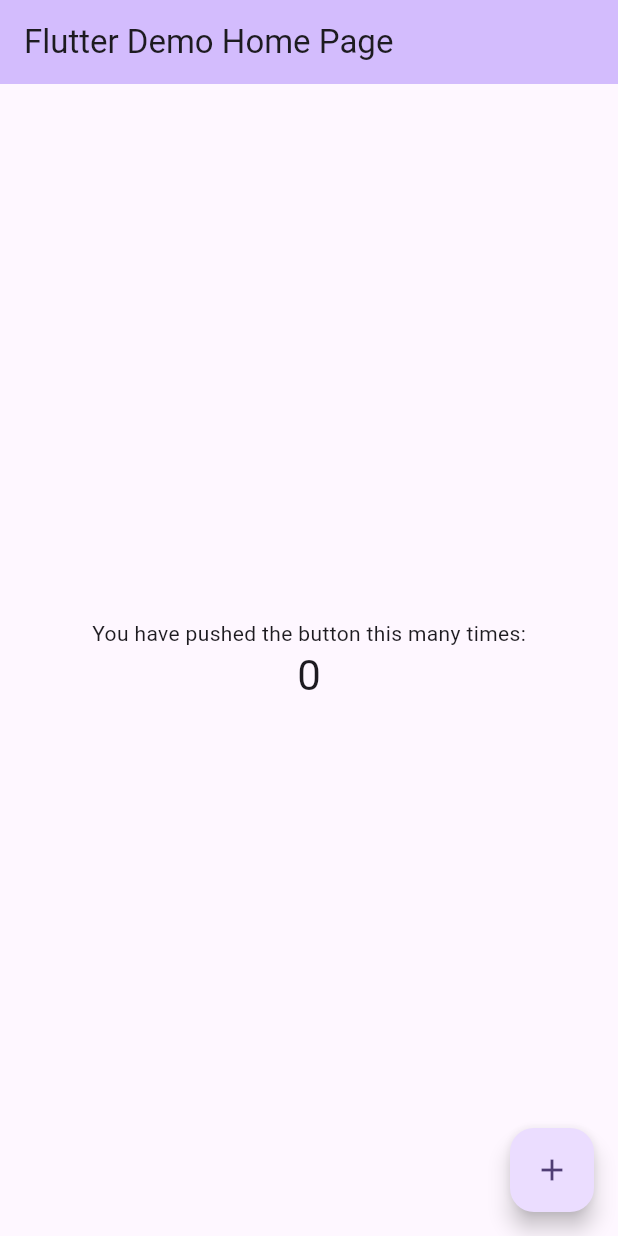
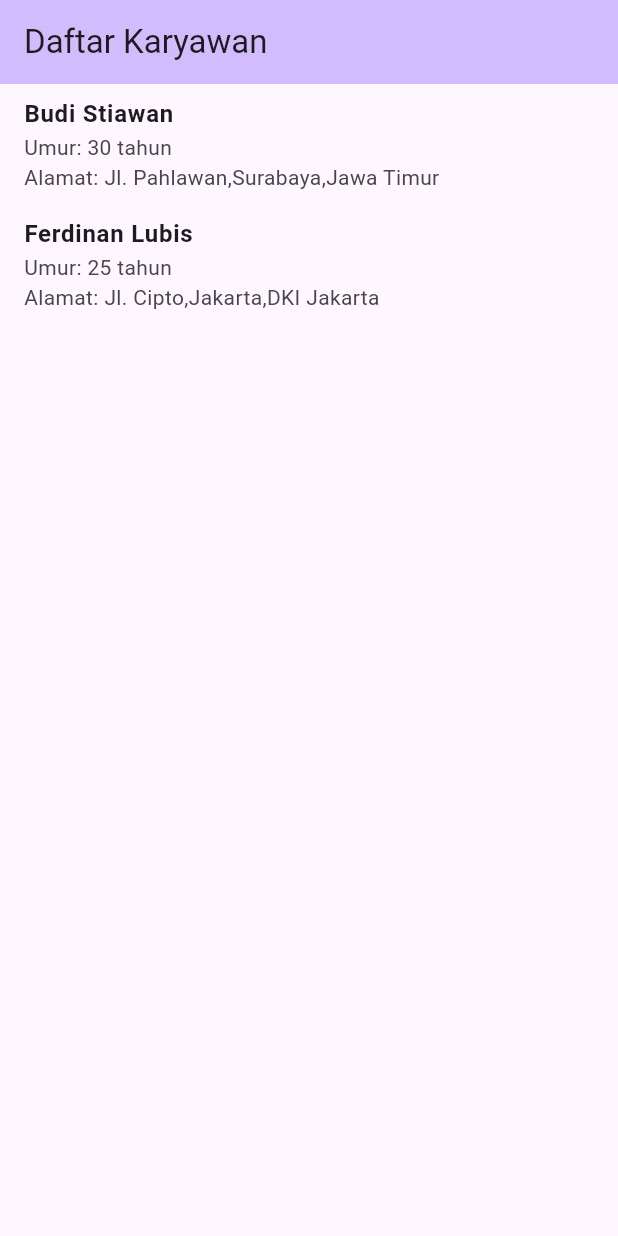
Before and after one commit to Mobile-Programming-MDP/project-latihan-pab2-thisnotulala, a Flutter app: the screen it shows after launch, on a phone screen of 412 x 824 dp. Run offline on Flutter 3.47's test engine with Material 3 defaults, Android fonts, the phone set to English and light mode, and no system bars.

```diff
--- /dev/null
+++ b/karyawan/assets/karyawan.json
@@ -0,0 +1,22 @@
+[
+    {
+        "nama" : "Budi Stiawan",
+        "umur" : 30,
+        "alamat" : {
+            "jalan" : "Jl. Pahlawan",
+            "kota" : "Surabaya",
+            "provinsi" : "Jawa Timur"
+        },
+        "hobi" : ["membaca", "bersepeda"]
+    },
+    {
+        "nama" : "Ferdinan Lubis",
+        "umur" : 25,
+        "alamat" : {
+            "jalan" : "Jl. Cipto",
+            "kota" : "Jakarta",
+            "provinsi" : "DKI Jakarta"
+        },
+        "hobi" : ["menulis", "makanan"]
+    }
+]
--- a/karyawan/lib/main.dart
+++ b/karyawan/lib/main.dart
@@ -1,4 +1,8 @@
+import 'dart:convert';
+
 import 'package:flutter/material.dart';
+import 'package:flutter/services.dart';
+import 'package:karyawan/models/karyawan.dart';
 
 void main() {
   runApp(const MyApp());
@@ -7,119 +11,69 @@ void main() {
 class MyApp extends StatelessWidget {
   const MyApp({super.key});
 
-  // This widget is the root of your application.
   @override
   Widget build(BuildContext context) {
     return MaterialApp(
-      title: 'Flutter Demo',
+      title: "Daftar Karyawan",
       theme: ThemeData(
-        // This is the theme of your application.
-        //
-        // TRY THIS: Try running your application with "flutter run". You'll see
-        // the application has a purple toolbar. Then, without quitting the app,
-        // try changing the seedColor in the colorScheme below to Colors.green
-        // and then invoke "hot reload" (save your changes or press the "hot
-        // reload" button in a Flutter-supported IDE, or press "r" if you used
-        // the command line to start the app).
-        //
-        // Notice that the counter didn't reset back to zero; the application
-        // state is not lost during the reload. To reset the state, use hot
-        // restart instead.
-        //
-        // This works for code too, not just values: Most code changes can be
-        // tested with just a hot reload.
-        colorScheme: ColorScheme.fromSeed(seedColor: Colors.deepPurple),
+        colorScheme: ColorScheme.fromSeed(
+          seedColor: Colors.deepPurple,
+        ),
         useMaterial3: true,
       ),
-      home: const MyHomePage(title: 'Flutter Demo Home Page'),
+      home: const MyHomePage(),
     );
   }
 }
 
-class MyHomePage extends StatefulWidget {
-  const MyHomePage({super.key, required this.title});
-
-  // This widget is the home page of your application. It is stateful, meaning
-  // that it has a State object (defined below) that contains fields that affect
-  // how it looks.
-
-  // This class is the configuration for the state. It holds the values (in this
-  // case the title) provided by the parent (in this case the App widget) and
-  // used by the build method of the State. Fields in a Widget subclass are
-  // always marked "final".
-
-  final String title;
-
-  @override
-  State<MyHomePage> createState() => _MyHomePageState();
-}
-
-class _MyHomePageState extends State<MyHomePage> {
-  int _counter = 0;
-
-  void _incrementCounter() {
-    setState(() {
-      // This call to setState tells the Flutter framework that something has
-      // changed in this State, which causes it to rerun the build method below
-      // so that the display can reflect the updated values. If we changed
-      // _counter without calling setState(), then the build method would not be
-      // called again, and so nothing would appear to happen.
-      _counter++;
-    });
+class MyHomePage extends StatelessWidget {
+  const MyHomePage({super.key});
+  Future<List<Karyawan>> _readJsonData() async {
+    String response = await rootBundle.loadString("assets/karyawan.json");
+    final List<dynamic> data = json.decode(response);
+    return data.map((json) => Karyawan.fromJson(json)).toList();
   }
 
   @override
   Widget build(BuildContext context) {
-    // This method is rerun every time setState is called, for instance as done
-    // by the _incrementCounter method above.
-    //
-    // The Flutter framework has been optimized to make rerunning build methods
-    // fast, so that you can just rebuild anything that needs updating rather
-    // than having to individually change instances of widgets.
     return Scaffold(
       appBar: AppBar(
-        // TRY THIS: Try changing the color here to a specific color (to
-        // Colors.amber, perhaps?) and trigger a hot reload to see the AppBar
-        // change color while the other colors stay the same.
         backgroundColor: Theme.of(context).colorScheme.inversePrimary,
-        // Here we take the value from the MyHomePage object that was created by
-        // the App.build method, and use it to set our appbar title.
-        title: Text(widget.title),
+        title: const Text('Daftar Karyawan'),
       ),
-      body: Center(
-        // Center is a layout widget. It takes a single child and positions it
-        // in the middle of the parent.
-        child: Column(
-          // Column is also a layout widget. It takes a list of children and
-          // arranges them vertically. By default, it sizes itself to fit its
-          // children horizontally, and tries to be as tall as its parent.
-          //
-          // Column has various properties to control how it sizes itself and
-          // how it positions its children. Here we use mainAxisAlignment to
-          // center the children vertically; the main axis here is the vertical
-          // axis because Columns are vertical (the cross axis would be
-          // horizontal).
-          //
-          // TRY THIS: Invoke "debug painting" (choose the "Toggle Debug Paint"
-          // action in the IDE, or press "p" in the console), to see the
-          // wireframe for each widget.
-          mainAxisAlignment: MainAxisAlignment.center,
-          children: <Widget>[
-            const Text(
-              'You have pushed the button this many times:',
-            ),
-            Text(
-              '$_counter',
-              style: Theme.of(context).textTheme.headlineMedium,
-            ),
-          ],
-        ),
+      body: FutureBuilder<List<Karyawan>>(
+        future: _readJsonData(),
+        builder: (context, snapshot) {
+          if (snapshot.hasData) {
+            return ListView.builder(
+              itemCount: snapshot.data!.length,
+              itemBuilder: (context, index) {
+                return ListTile(
+                  title: Text(
+                    snapshot.data![index].nama,
+                    style: TextStyle(fontWeight: FontWeight.bold),
+                  ),
+                  subtitle: Column(
+                    crossAxisAlignment: CrossAxisAlignment.start,
+                    children: [
+                      Text("Umur: ${snapshot.data![index].umur} tahun"),
+                      Text("Alamat: ${snapshot.data![index].alamat.jalan},"
+                          "${snapshot.data![index].alamat.kota},"
+                          "${snapshot.data![index].alamat.provinsi}"),
+
+                    ],
+                  ),
+                );
+              },
+            );
+          } else if (snapshot.hasError) {
+            return Center(
+              child: Text('${snapshot.error}'),
+            );
+          }
+          return const Center(child: CircularProgressIndicator());
+        },
       ),
-      floatingActionButton: FloatingActionButton(
-        onPressed: _incrementCounter,
-        tooltip: 'Increment',
-        child: const Icon(Icons.add),
-      ), // This trailing comma makes auto-formatting nicer for build methods.
     );
   }
 }
--- /dev/null
+++ b/karyawan/lib/models/karyawan.dart
@@ -0,0 +1,37 @@
+class Karyawan {
+  final String nama;
+  final int umur;
+  final Alamat alamat;
+  final List<String> hobi;
+
+  Karyawan(
+      {required this.nama,
+      required this.umur,
+      required this.alamat,
+      required this.hobi});
+
+  factory Karyawan.fromJson(Map<String, dynamic> json) {
+    return Karyawan(
+      nama: json['nama'],
+      umur: json['umur'],
+      alamat: Alamat.fromJson(json['alamat']),
+      hobi: List<String>.from(json['hobi']),
+    );
+  }
+}
+
+class Alamat {
+  final String jalan;
+  final String kota;
+  final String provinsi;
+
+  Alamat({required this.jalan, required this.kota, required this.provinsi});
+
+  factory Alamat.fromJson(Map<String, dynamic> json) {
+    return Alamat(
+      jalan: json['jalan'],
+      kota: json['kota'],
+      provinsi: json['provinsi'],
+    );
+  }
+}
--- a/karyawan/pubspec.yaml
+++ b/karyawan/pubspec.yaml
@@ -59,7 +59,8 @@ flutter:
   uses-material-design: true
 
   # To add assets to your application, add an assets section, like this:
-  # assets:
+  assets:
+    - assets/karyawan.json
   #   - images/a_dot_burr.jpeg
   #   - images/a_dot_ham.jpeg
 
```
